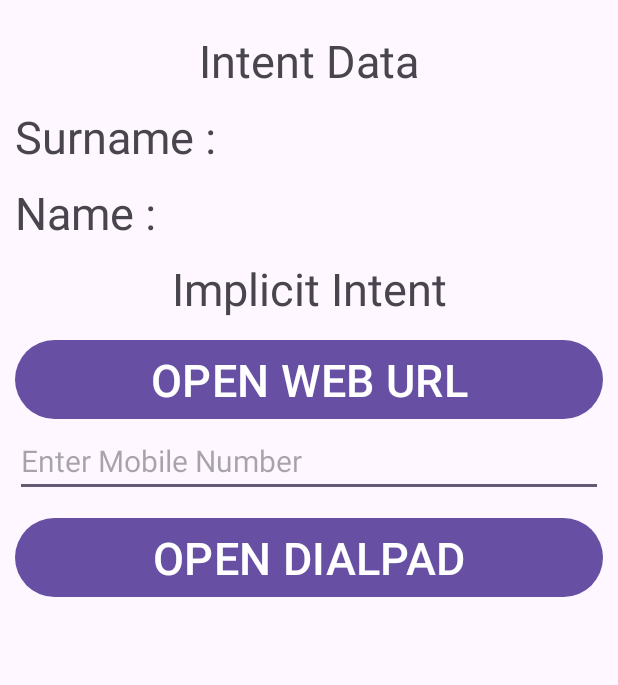
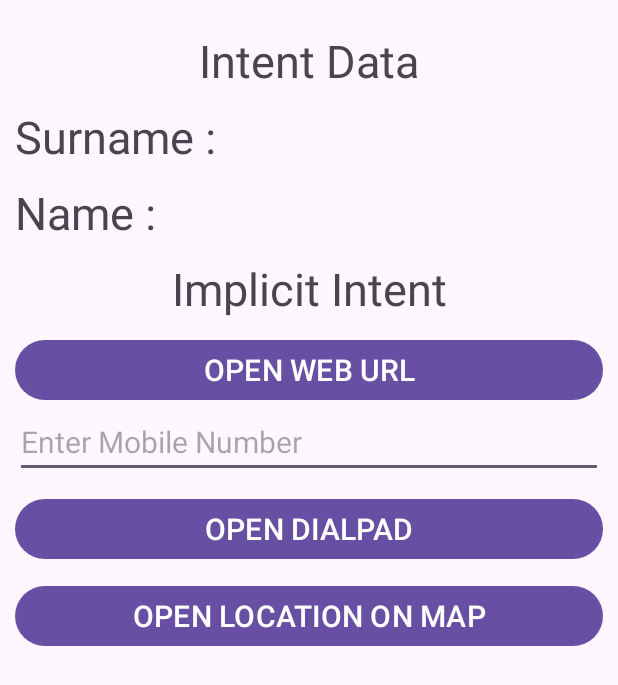
Before and after one commit to KanjariyaRahul/Android, an Android app built with Jetpack Compose: the screen it shows after launch (SecondActivity), after a tap on "SEND", on a phone screen of 412 x 824 dp. Shown: the top 685 px of the screen. Run offline under Robolectric (Android 15) with nearby library versions, the phone set to English and light mode, and no system bars.

Commit message:
intent code change

```diff
--- a/TypesOfIntent/app/src/main/java/com/example/typesofintent/SecondActivity.kt
+++ b/TypesOfIntent/app/src/main/java/com/example/typesofintent/SecondActivity.kt
@@ -1,11 +1,11 @@
 package com.example.typesofintent
 
 import android.content.Intent
+import android.net.Uri
 import android.os.Bundle
 import android.widget.Button
+import android.widget.EditText
 import android.widget.TextView
-
-import android.widget.Toast
 import androidx.activity.enableEdgeToEdge
 import androidx.appcompat.app.AppCompatActivity
 
@@ -15,23 +15,38 @@ class SecondActivity : AppCompatActivity() {
         enableEdgeToEdge()
         setContentView(R.layout.activity_second)
 
+        val textSurname: TextView = findViewById(R.id.textSurname)
+        val textName: TextView = findViewById(R.id.textName)
 
-        var textSurname : TextView = findViewById(R.id.textSurname)
-        var textName : TextView = findViewById(R.id.textName)
+        val intent: Intent = intent
+        val sName = intent.getStringExtra("surname")
+        val Name = intent.getStringExtra("name")
 
-        var intent: Intent = intent
-        var sName = intent.getStringExtra("surname" )
-        var Name = intent.getStringExtra("name" )
+        textSurname.text = "Surname : $sName"
+        textName.text = "Name : $Name"
 
-        textSurname.setText("Surname : "+ sName)
-        textName.setText("Name : " + Name )
-
-        var btn_web :Button = findViewById(R.id.button2)
-        btn_web.setOnClickListener {
-//            var uri = Uri.parse("Https://www.google.com")
+        val btnWeb: Button = findViewById(R.id.button2)
+        btnWeb.setOnClickListener {
+            val uri = Uri.parse("https://www.google.com") // Corrected the URL schema to lowercase
+            val i = Intent(Intent.ACTION_VIEW, uri)
+            startActivity(i)
         }
 
+        var ed_number : EditText = findViewById(R.id.editTextPhone)
+        var btn_phone : Button = findViewById(R.id.button3)
 
+        btn_phone.setOnClickListener {
+            var uri = Uri.parse("tel : "+ed_number.text.toString())
+            var i = Intent(Intent.ACTION_DIAL,uri)
+            startActivity(i)
+        }
 
+        var btn_map : Button = findViewById(R.id.button4)
+
+        btn_map.setOnClickListener {
+            var uri = Uri.parse("geo:0,0=?"+ "jamnagr, gujarat")
+            var i = Intent(Intent.ACTION_VIEW,uri)
+            startActivity(i)
+        }
     }
 }
--- a/TypesOfIntent/app/src/main/res/layout/activity_second.xml
+++ b/TypesOfIntent/app/src/main/res/layout/activity_second.xml
@@ -50,7 +50,7 @@
         android:layout_width="match_parent"
         android:layout_height="wrap_content"
         android:layout_marginTop="10dp"
-        android:textSize="30dp"
+        android:textSize="20dp"
         android:text="OPEN WEB URL" />
 
 
@@ -61,7 +61,6 @@
         android:hint="Enter Mobile Number"
         android:textSize="20dp"
         android:minHeight="48dp"
-        android:ems="10"
         android:inputType="phone" />
 
     <Button
@@ -69,8 +68,15 @@
         android:layout_width="match_parent"
         android:layout_height="wrap_content"
         android:layout_marginTop="10dp"
-        android:textSize="30dp"
+        android:textSize="20dp"
         android:text="OPEN DIALPAD" />
+    <Button
+        android:id="@+id/button4"
+        android:layout_width="match_parent"
+        android:layout_height="wrap_content"
+        android:layout_marginTop="10dp"
+        android:textSize="20dp"
+        android:text="OPEN LOCATION ON MAP" />
 
 
 
```
